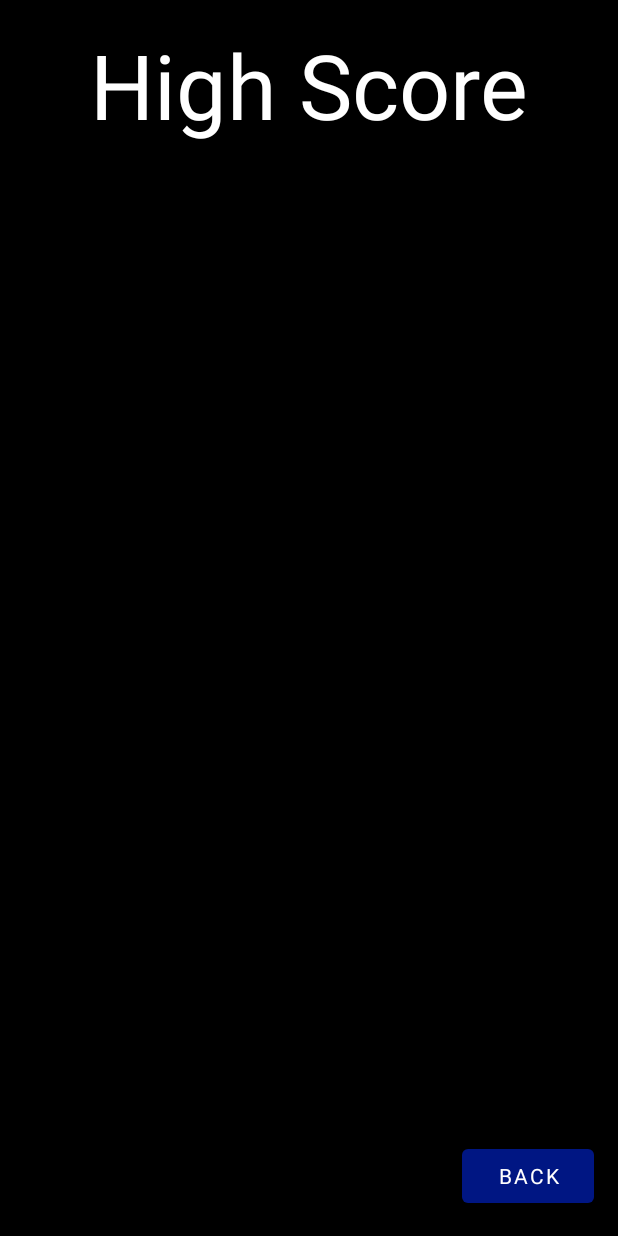
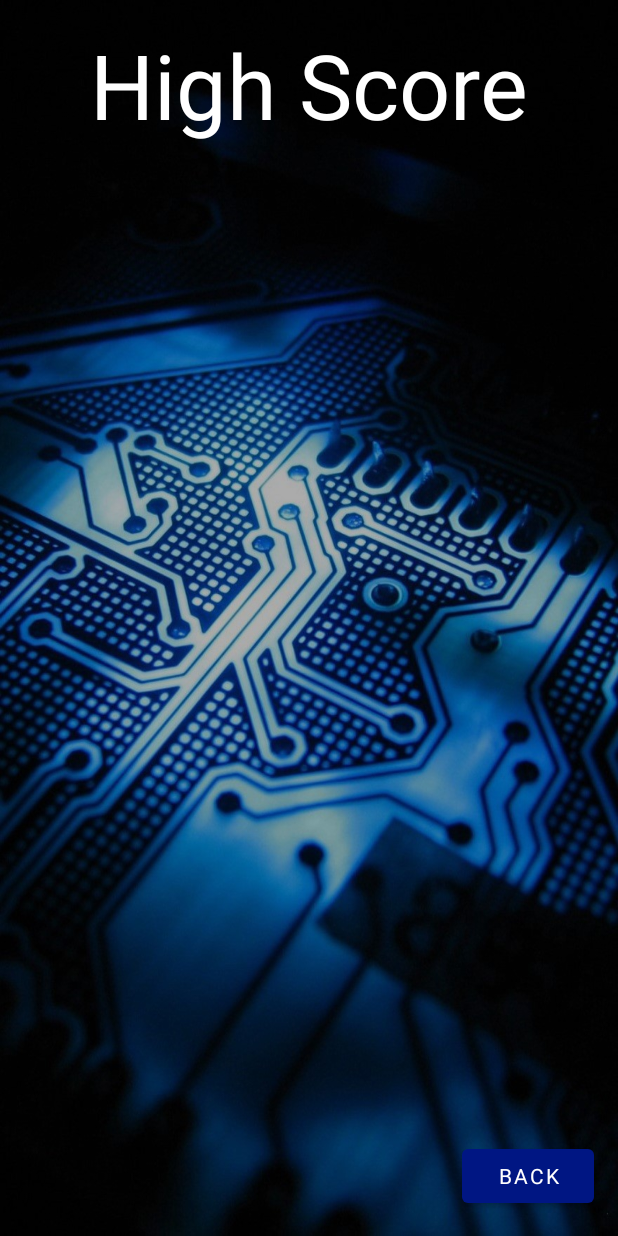
Before and after one commit to n1ghtb0rn/PongGroupD, an Android app: the HighScoreActivity screen opened directly, with no data from a screen before it, on a phone screen of 412 x 824 dp. Run offline under Robolectric (Android 15) with nearby library versions, the phone set to English and light mode, and no system bars; Roboto replaces fonts that are not available here.

Commit message:
no activity animation

```diff
--- a/app/src/main/res/layout/activity_high_score.xml
+++ b/app/src/main/res/layout/activity_high_score.xml
@@ -5,7 +5,7 @@
     android:layout_width="match_parent"
     android:layout_height="match_parent"
     android:padding="16dp"
-    android:background="@color/black"
+    android:background="@drawable/background1b"
     android:gravity="end"
     android:orientation="vertical"
     tools:context=".HighScoreActivity">
--- a/app/src/main/res/layout/activity_main.xml
+++ b/app/src/main/res/layout/activity_main.xml
@@ -5,8 +5,8 @@
     android:layout_width="match_parent"
     android:layout_height="match_parent"
     android:padding="16dp"
-    tools:context=".MainActivity"
-    android:background="@drawable/background1b" >
+    android:background="@drawable/background1b"
+    tools:context=".MainActivity" >
 
     <TextView
         android:id="@+id/tvTitle"
--- a/app/src/main/res/layout/list_items.xml
+++ b/app/src/main/res/layout/list_items.xml
@@ -2,8 +2,7 @@
 <LinearLayout xmlns:android="http://schemas.android.com/apk/res/android"
     android:layout_width="match_parent"
     android:layout_height="wrap_content"
-    android:padding="8dp"
-    android:background="@color/black">
+    android:padding="8dp" >
 
     <TextView
         android:id="@+id/tvName"
--- a/app/src/main/res/values-night/themes.xml
+++ b/app/src/main/res/values-night/themes.xml
@@ -12,5 +12,6 @@
         <!-- Status bar color. -->
         <item name="android:statusBarColor" tools:targetApi="l">?attr/colorPrimaryVariant</item>
         <!-- Customize your theme here. -->
+        <item name="android:windowAnimationStyle">@null</item>
     </style>
 </resources>
--- a/app/src/main/res/values/themes.xml
+++ b/app/src/main/res/values/themes.xml
@@ -12,5 +12,6 @@
         <!-- Status bar color. -->
         <item name="android:statusBarColor" tools:targetApi="l">?attr/colorPrimaryVariant</item>
         <!-- Customize your theme here. -->
+        <item name="android:windowAnimationStyle">@null</item>
     </style>
 </resources>
```
